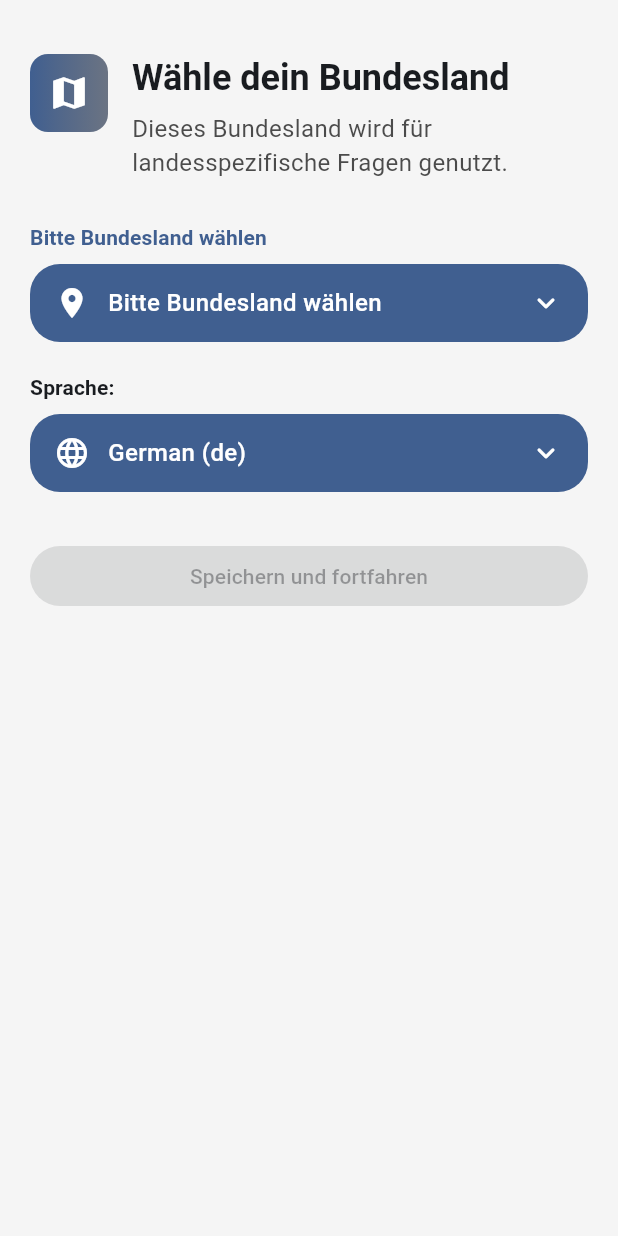
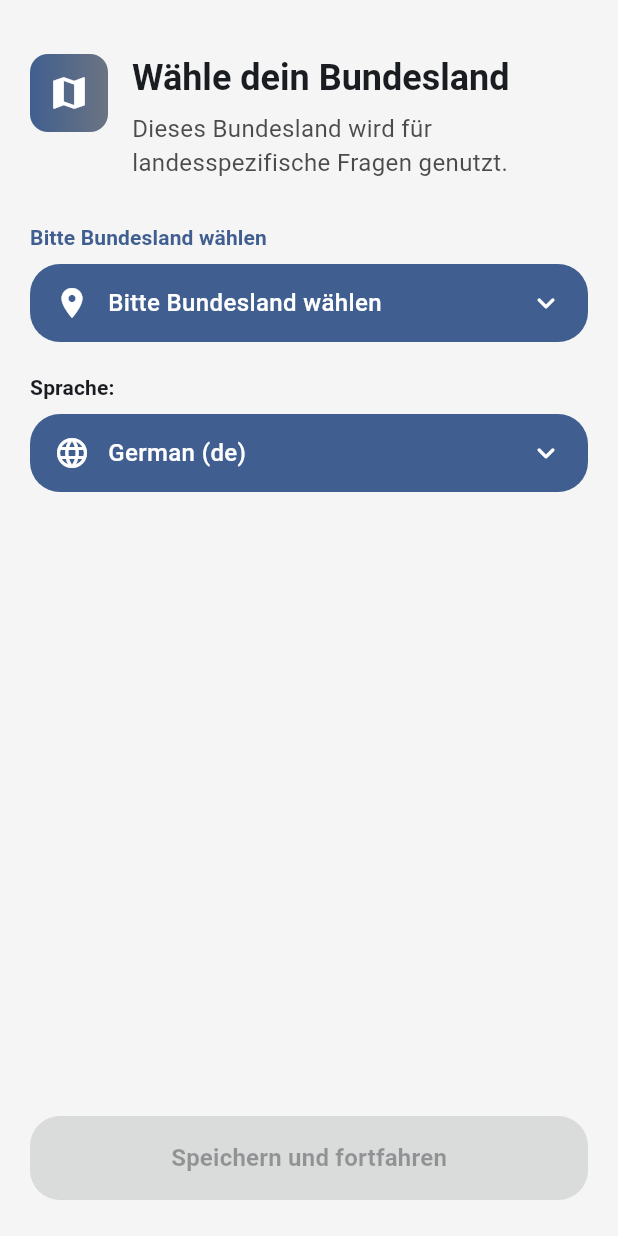
Before and after one commit to GerritSchoo/citizenship_app, a Flutter app: the screen it shows after launch, on a phone screen of 412 x 824 dp. Run offline on Flutter 3.47's test engine with Material 3 defaults, Android fonts, the phone set to English and light mode, and no system bars; our stand-ins replace flutter_localized_locales, in_app_purchase, shared_preferences, sqflite, sqflite_common_ffi, sqflite_common_ffi_web; accounts and stored records are empty.

Commit message:
proportinal setup screen

```diff
--- a/lib/src/screens/initial_setup_screen.dart
+++ b/lib/src/screens/initial_setup_screen.dart
@@ -58,17 +58,23 @@ class _InitialSetupScreenState extends State<InitialSetupScreen> with SingleTick
     final theme = Theme.of(context);
     return Scaffold(
       body: SafeArea(
-        child: LayoutBuilder(
-          builder: (context, constraints) {
-            return SingleChildScrollView(
-              padding: const EdgeInsets.symmetric(horizontal: 20, vertical: 24),
         child: Center(
           child: ConstrainedBox(
             constraints: const BoxConstraints(maxWidth: 640),
+            child: Padding(
+              padding: const EdgeInsets.symmetric(horizontal: 20, vertical: 24),
               child: Column(
                 crossAxisAlignment: CrossAxisAlignment.start,
                 children: [
                   const SizedBox(height: 12),
+                  // Main content scrolls, button stays pinned at bottom
+                  Expanded(
+                    child: LayoutBuilder(
+                      builder: (context, constraints) {
+                        return SingleChildScrollView(
+                          child: Column(
+                            crossAxisAlignment: CrossAxisAlignment.start,
+                            children: [
                               ScaleTransition(
                                 scale: _scale,
                                 child: Row(
@@ -100,7 +106,8 @@ class _InitialSetupScreenState extends State<InitialSetupScreen> with SingleTick
                                           Text(
                                             'Dieses Bundesland wird für landesspezifische Fragen genutzt.',
                                             style: theme.textTheme.bodyMedium?.copyWith(
-                                      color: theme.textTheme.bodyMedium?.color?.withValues(alpha: 0.8),
+                                              color:
+                                                  theme.textTheme.bodyMedium?.color?.withValues(alpha: 0.8),
                                             ),
                                           ),
                                         ],
@@ -153,26 +160,40 @@ class _InitialSetupScreenState extends State<InitialSetupScreen> with SingleTick
                                 filledStyle: true,
                               ),
                               const SizedBox(height: 32),
+                            ],
+                          ),
+                        );
+                      },
+                    ),
+                  ),
+                  const SizedBox(height: 16),
+                  // Bottom primary action, visually more prominent
                   SizedBox(
                     width: double.infinity,
+                    child: SizedBox(
+                      height: 56,
                       child: FilledButton(
+                        style: FilledButton.styleFrom(
+                          textStyle: theme.textTheme.titleMedium?.copyWith(fontWeight: FontWeight.w700),
+                          shape: RoundedRectangleBorder(
+                            borderRadius: BorderRadius.circular(AppTheme.radiusMedium),
+                          ),
+                        ),
                         onPressed: (_selectedCode == null || _saving) ? null : _confirm,
                         child: _saving
                             ? const SizedBox(
-                                  width: 18,
-                                  height: 18,
+                                width: 20,
+                                height: 20,
                                 child: CircularProgressIndicator(strokeWidth: 2, color: Colors.white),
                               )
                             : const Text('Speichern und fortfahren'),
                       ),
                     ),
-                      const SizedBox(height: 12),
+                  ),
                 ],
               ),
             ),
           ),
-            );
-          },
         ),
       ),
     );
```
Lines whose indentation alone changed are shown as unchanged.
